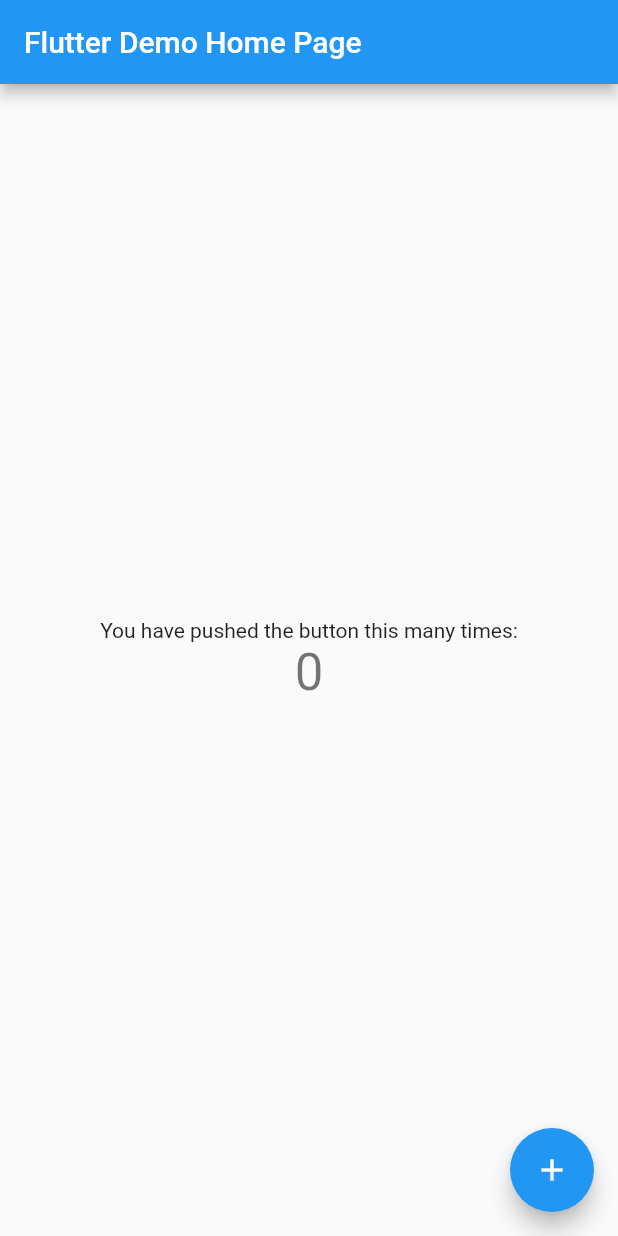
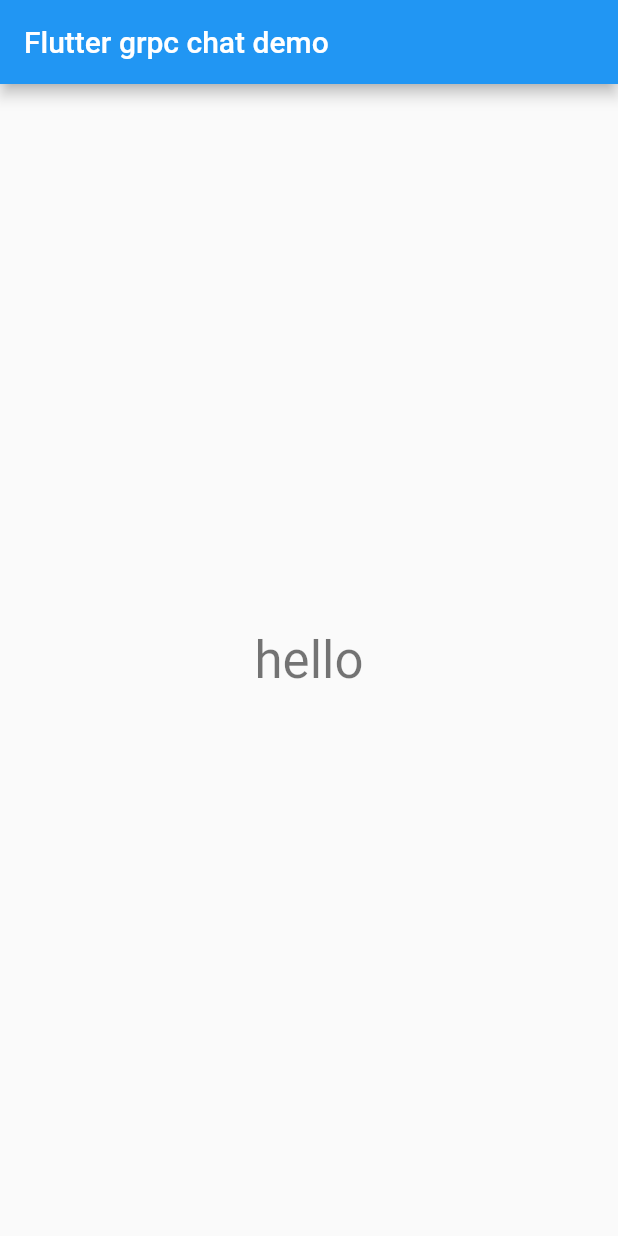
Before and after one commit to ruan65/flutter_grpc_chat_client, a Flutter app: the screen it shows after launch, on a phone screen of 412 x 824 dp. Run offline on Flutter 3.47's test engine with Material 2 defaults, Android fonts, the phone set to English and light mode, and no system bars.

Commit message:
remove counter

```diff
--- a/lib/main.dart
+++ b/lib/main.dart
@@ -3,39 +3,20 @@ import 'package:flutter/material.dart';
 void main() => runApp(MyApp());
 
 class MyApp extends StatelessWidget {
-  // This widget is the root of your application.
   @override
   Widget build(BuildContext context) {
     return MaterialApp(
       title: 'Flutter Demo',
       theme: ThemeData(
-        // This is the theme of your application.
-        //
-        // Try running your application with "flutter run". You'll see the
-        // application has a blue toolbar. Then, without quitting the app, try
-        // changing the primarySwatch below to Colors.green and then invoke
-        // "hot reload" (press "r" in the console where you ran "flutter run",
-        // or simply save your changes to "hot reload" in a Flutter IDE).
-        // Notice that the counter didn't reset back to zero; the application
-        // is not restarted.
         primarySwatch: Colors.blue,
       ),
-      home: MyHomePage(title: 'Flutter Demo Home Page'),
+      home: MyHomePage(title: 'Flutter grpc chat demo'),
     );
   }
 }
 
 class MyHomePage extends StatefulWidget {
   MyHomePage({Key key, this.title}) : super(key: key);
-
-  // This widget is the home page of your application. It is stateful, meaning
-  // that it has a State object (defined below) that contains fields that affect
-  // how it looks.
-
-  // This class is the configuration for the state. It holds the values (in this
-  // case the title) provided by the parent (in this case the App widget) and
-  // used by the build method of the State. Fields in a Widget subclass are
-  // always marked "final".
 
   final String title;
 
@@ -44,68 +25,24 @@ class MyHomePage extends StatefulWidget {
 }
 
 class _MyHomePageState extends State<MyHomePage> {
-  int _counter = 0;
-
-  void _incrementCounter() {
-    setState(() {
-      // This call to setState tells the Flutter framework that something has
-      // changed in this State, which causes it to rerun the build method below
-      // so that the display can reflect the updated values. If we changed
-      // _counter without calling setState(), then the build method would not be
-      // called again, and so nothing would appear to happen.
-      _counter++;
-    });
-  }
 
   @override
   Widget build(BuildContext context) {
-    // This method is rerun every time setState is called, for instance as done
-    // by the _incrementCounter method above.
-    //
-    // The Flutter framework has been optimized to make rerunning build methods
-    // fast, so that you can just rebuild anything that needs updating rather
-    // than having to individually change instances of widgets.
     return Scaffold(
       appBar: AppBar(
-        // Here we take the value from the MyHomePage object that was created by
-        // the App.build method, and use it to set our appbar title.
         title: Text(widget.title),
       ),
       body: Center(
-        // Center is a layout widget. It takes a single child and positions it
-        // in the middle of the parent.
         child: Column(
-          // Column is also layout widget. It takes a list of children and
-          // arranges them vertically. By default, it sizes itself to fit its
-          // children horizontally, and tries to be as tall as its parent.
-          //
-          // Invoke "debug painting" (press "p" in the console, choose the
-          // "Toggle Debug Paint" action from the Flutter Inspector in Android
-          // Studio, or the "Toggle Debug Paint" command in Visual Studio Code)
-          // to see the wireframe for each widget.
-          //
-          // Column has various properties to control how it sizes itself and
-          // how it positions its children. Here we use mainAxisAlignment to
-          // center the children vertically; the main axis here is the vertical
-          // axis because Columns are vertical (the cross axis would be
-          // horizontal).
           mainAxisAlignment: MainAxisAlignment.center,
           children: <Widget>[
             Text(
-              'You have pushed the button this many times:',
-            ),
-            Text(
-              '$_counter',
+              'hello',
               style: Theme.of(context).textTheme.display1,
             ),
           ],
         ),
       ),
-      floatingActionButton: FloatingActionButton(
-        onPressed: _incrementCounter,
-        tooltip: 'Increment',
-        child: Icon(Icons.add),
-      ), // This trailing comma makes auto-formatting nicer for build methods.
     );
   }
 }
```
Also changed, not shown: 1267 other files.
